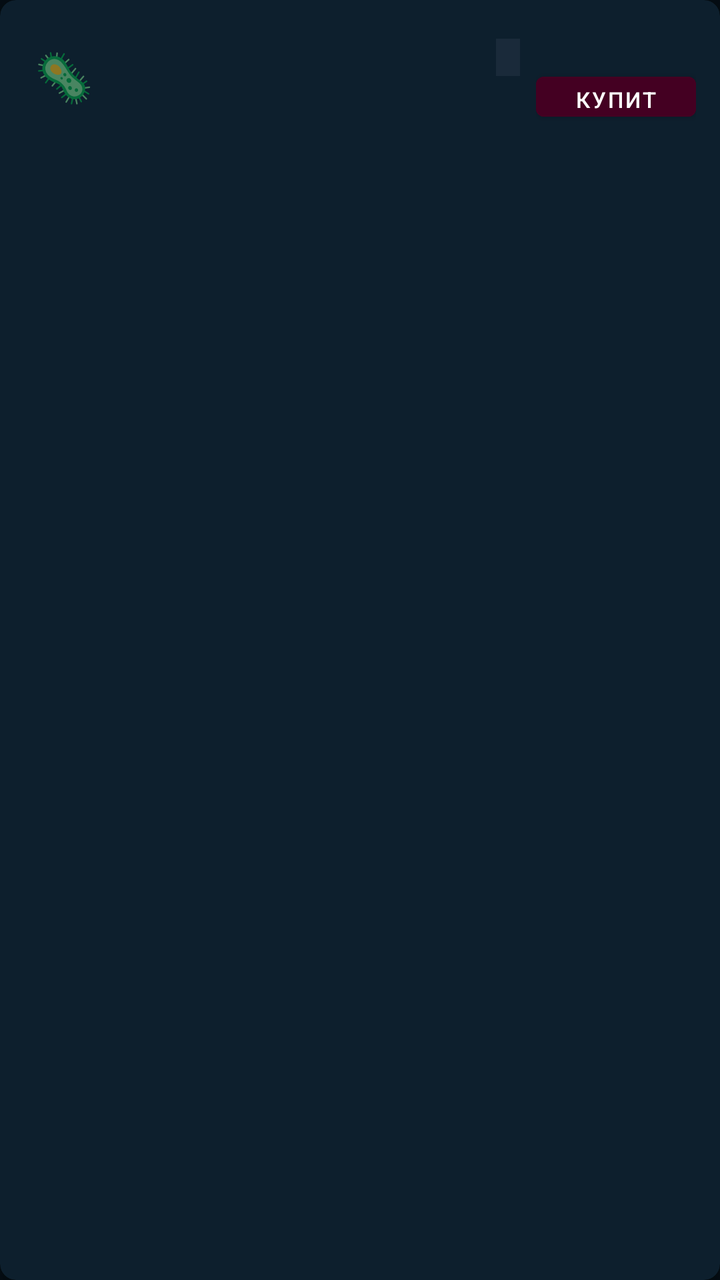
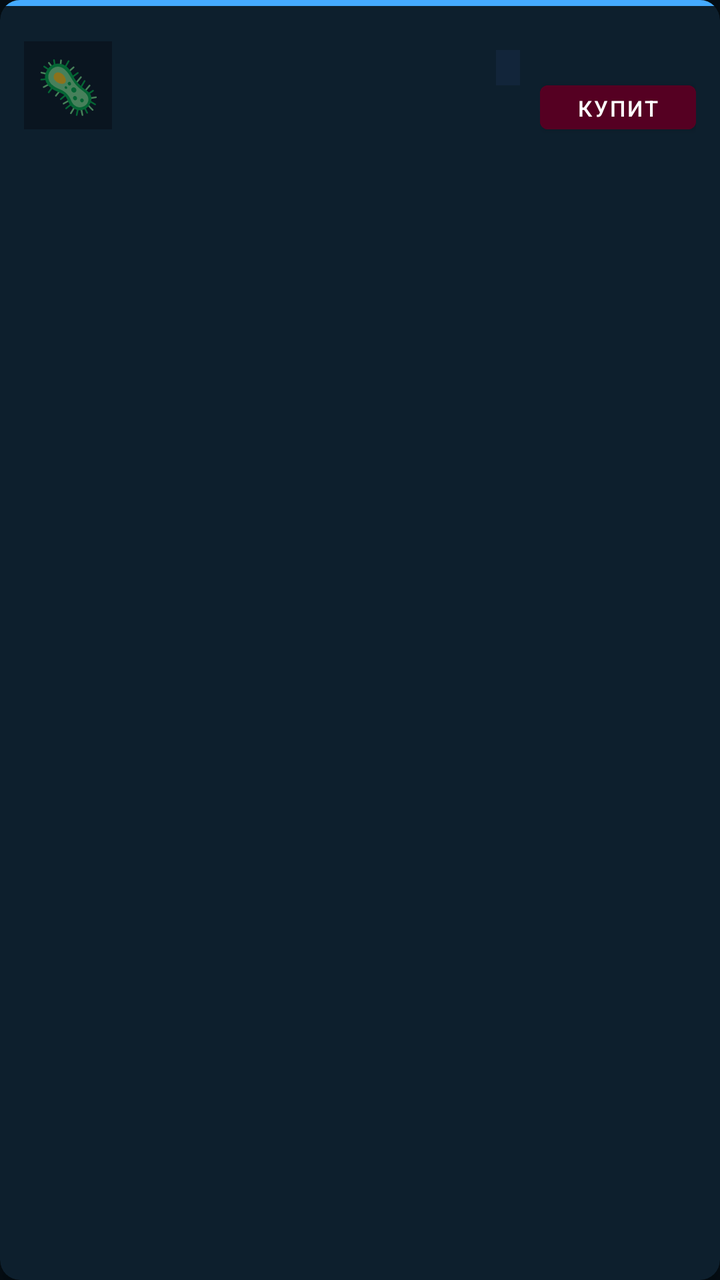

An Android layout rendered at two revisions. The XML below is the earlier revision; the diff shows what the commit changed to produce the second picture.
<!-- AndroidManifest.xml: application theme Theme.Pathogen -->
<!-- res/layout/item_upgrade.xml -->
<?xml version="1.0" encoding="utf-8"?>
<androidx.cardview.widget.CardView xmlns:android="http://schemas.android.com/apk/res/android"
    xmlns:app="http://schemas.android.com/apk/res-auto"
    android:layout_width="match_parent"
    android:layout_height="wrap_content"
    android:layout_marginHorizontal="4dp"
    android:layout_marginVertical="4dp"
    app:cardBackgroundColor="#0D1F2D"
    app:cardCornerRadius="8dp"
    app:cardElevation="4dp">

    <LinearLayout
        android:layout_width="match_parent"
        android:layout_height="wrap_content"
        android:orientation="horizontal"
        android:padding="12dp"
        android:gravity="center_vertical">

        <TextView
            android:id="@+id/tvUpgradeIcon"
            android:layout_width="40dp"
            android:layout_height="40dp"
            android:text="🦠"
            android:textSize="24sp"
            android:gravity="center"/>

        <LinearLayout
            android:layout_width="0dp"
            android:layout_height="wrap_content"
            android:layout_weight="1"
            android:orientation="vertical"
            android:layout_marginHorizontal="8dp">

            <LinearLayout
                android:layout_width="match_parent"
                android:layout_height="wrap_content"
                android:orientation="horizontal"
                android:gravity="center_vertical">

                <TextView
                    android:id="@+id/tvUpgradeName"
                    android:layout_width="0dp"
                    android:layout_height="wrap_content"
                    android:layout_weight="1"
                    android:textColor="#FFFFFF"
                    android:textSize="15sp"
                    android:textStyle="bold"/>

                <TextView
                    android:id="@+id/tvCategory"
                    android:layout_width="wrap_content"
                    android:layout_height="wrap_content"
                    android:textColor="#667788"
                    android:textSize="11sp"
                    android:background="#1A2A3A"
                    android:paddingHorizontal="6dp"
                    android:paddingVertical="2dp"/>
            </LinearLayout>

            <TextView
                android:id="@+id/tvUpgradeDesc"
                android:layout_width="match_parent"
                android:layout_height="wrap_content"
                android:textColor="#8899AA"
                android:textSize="12sp"
                android:layout_marginTop="2dp"/>
        </LinearLayout>

        <LinearLayout
            android:layout_width="wrap_content"
            android:layout_height="wrap_content"
            android:orientation="vertical"
            android:gravity="center">

            <TextView
                android:id="@+id/tvUpgradeCost"
                android:layout_width="wrap_content"
                android:layout_height="wrap_content"
                android:textColor="#44AAFF"
                android:textSize="12sp"
                android:gravity="center"
                android:layout_marginBottom="4dp"/>

            <Button
                android:id="@+id/btnBuy"
                android:layout_width="80dp"
                android:layout_height="32dp"
                android:text="Купить"
                android:textSize="11sp"
                android:backgroundTint="#440022"/>
        </LinearLayout>
    </LinearLayout>
</androidx.cardview.widget.CardView>
<!-- resources referenced by this layout -->
<resources>
  <style name="Theme.Pathogen" parent="Theme.MaterialComponents.DayNight.NoActionBar">
          <item name="colorPrimary">@color/colorPrimary</item>
          <item name="colorPrimaryVariant">@color/colorPrimaryDark</item>
          <item name="colorOnPrimary">#FFFFFF</item>
          <item name="colorSecondary">@color/colorAccent</item>
          <item name="colorSurface">@color/surfaceColor</item>
          <item name="android:windowBackground">@color/backgroundColor</item>
          <item name="android:statusBarColor">@color/surfaceColor</item>
      </style>
  <color name="colorPrimary">#CC0000</color>
  <color name="colorPrimaryDark">#880000</color>
  <color name="colorAccent">#44AAFF</color>
  <color name="surfaceColor">#0A1628</color>
  <color name="backgroundColor">#040D14</color>
</resources>

<!-- the commit's change to res/layout/item_upgrade.xml (unified diff, before → after) -->
@@ -4,90 +4,109 @@
     android:layout_width="match_parent"
     android:layout_height="wrap_content"
     android:layout_marginHorizontal="4dp"
-    android:layout_marginVertical="4dp"
+    android:layout_marginVertical="3dp"
     app:cardBackgroundColor="#0D1F2D"
-    app:cardCornerRadius="8dp"
-    app:cardElevation="4dp">
+    app:cardCornerRadius="10dp"
+    app:cardElevation="6dp">
 
     <LinearLayout
         android:layout_width="match_parent"
         android:layout_height="wrap_content"
-        android:orientation="horizontal"
-        android:padding="12dp"
-        android:gravity="center_vertical">
+        android:orientation="vertical">
 
-        <TextView
-            android:id="@+id/tvUpgradeIcon"
-            android:layout_width="40dp"
-            android:layout_height="40dp"
-            android:text="🦠"
-            android:textSize="24sp"
-            android:gravity="center"/>
+        
+        <View
+            android:id="@+id/categoryStrip"
+            android:layout_width="match_parent"
+            android:layout_height="3dp"
+            android:background="#44AAFF"/>
 
         <LinearLayout
-            android:layout_width="0dp"
+            android:layout_width="match_parent"
             android:layout_height="wrap_content"
-            android:layout_weight="1"
-            android:orientation="vertical"
-            android:layout_marginHorizontal="8dp">
+            android:orientation="horizontal"
+            android:padding="12dp"
+            android:gravity="center_vertical">
 
+            
+            <TextView
+                android:id="@+id/tvUpgradeIcon"
+                android:layout_width="44dp"
+                android:layout_height="44dp"
+                android:text="🦠"
+                android:textSize="26sp"
+                android:gravity="center"
+                android:background="#0A1520"
+                android:padding="4dp"/>
+
+            
             <LinearLayout
-                android:layout_width="match_parent"
+                android:layout_width="0dp"
                 android:layout_height="wrap_content"
-                android:orientation="horizontal"
-                android:gravity="center_vertical">
+                android:layout_weight="1"
+                android:orientation="vertical"
+                android:layout_marginHorizontal="10dp">
+
+                <LinearLayout
+                    android:layout_width="match_parent"
+                    android:layout_height="wrap_content"
+                    android:orientation="horizontal"
+                    android:gravity="center_vertical">
+
+                    <TextView
+                        android:id="@+id/tvUpgradeName"
+                        android:layout_width="0dp"
+                        android:layout_height="wrap_content"
+                        android:layout_weight="1"
+                        android:textColor="#EEEEFF"
+                        android:textSize="14sp"
+                        android:textStyle="bold"/>
+
+                    <TextView
+                        android:id="@+id/tvCategory"
+                        android:layout_width="wrap_content"
+                        android:layout_height="wrap_content"
+                        android:textColor="#8899BB"
+                        android:textSize="10sp"
+                        android:background="#12253A"
+                        android:paddingHorizontal="6dp"
+                        android:paddingVertical="2dp"/>
+                </LinearLayout>
 
                 <TextView
-                    android:id="@+id/tvUpgradeName"
-                    android:layout_width="0dp"
+                    android:id="@+id/tvUpgradeDesc"
+                    android:layout_width="match_parent"
                     android:layout_height="wrap_content"
-                    android:layout_weight="1"
-                    android:textColor="#FFFFFF"
-                    android:textSize="15sp"
-                    android:textStyle="bold"/>
+                    android:textColor="#6688AA"
+                    android:textSize="11sp"
+                    android:layout_marginTop="3dp"/>
+            </LinearLayout>
+
+            
+            <LinearLayout
+                android:layout_width="wrap_content"
+                android:layout_height="wrap_content"
+                android:orientation="vertical"
+                android:gravity="center">
 
                 <TextView
-                    android:id="@+id/tvCategory"
+                    android:id="@+id/tvUpgradeCost"
                     android:layout_width="wrap_content"
                     android:layout_height="wrap_content"
-                    android:textColor="#667788"
+                    android:textColor="#55AAFF"
+                    android:textSize="13sp"
+                    android:textStyle="bold"
+                    android:gravity="center"
+                    android:layout_marginBottom="4dp"/>
+
+                <Button
+                    android:id="@+id/btnBuy"
+                    android:layout_width="78dp"
+                    android:layout_height="34dp"
+                    android:text="Купить"
                     android:textSize="11sp"
-                    android:background="#1A2A3A"
-                    android:paddingHorizontal="6dp"
-                    android:paddingVertical="2dp"/>
+                    android:backgroundTint="#550022"/>
             </LinearLayout>
-
-            <TextView
-                android:id="@+id/tvUpgradeDesc"
-                android:layout_width="match_parent"
-                android:layout_height="wrap_content"
-                android:textColor="#8899AA"
-                android:textSize="12sp"
-                android:layout_marginTop="2dp"/>
-        </LinearLayout>
-
-        <LinearLayout
-            android:layout_width="wrap_content"
-            android:layout_height="wrap_content"
-            android:orientation="vertical"
-            android:gravity="center">
-
-            <TextView
-                android:id="@+id/tvUpgradeCost"
-                android:layout_width="wrap_content"
-                android:layout_height="wrap_content"
-                android:textColor="#44AAFF"
-                android:textSize="12sp"
-                android:gravity="center"
-                android:layout_marginBottom="4dp"/>
-
-            <Button
-                android:id="@+id/btnBuy"
-                android:layout_width="80dp"
-                android:layout_height="32dp"
-                android:text="Купить"
-                android:textSize="11sp"
-                android:backgroundTint="#440022"/>
         </LinearLayout>
     </LinearLayout>
 </androidx.cardview.widget.CardView>
